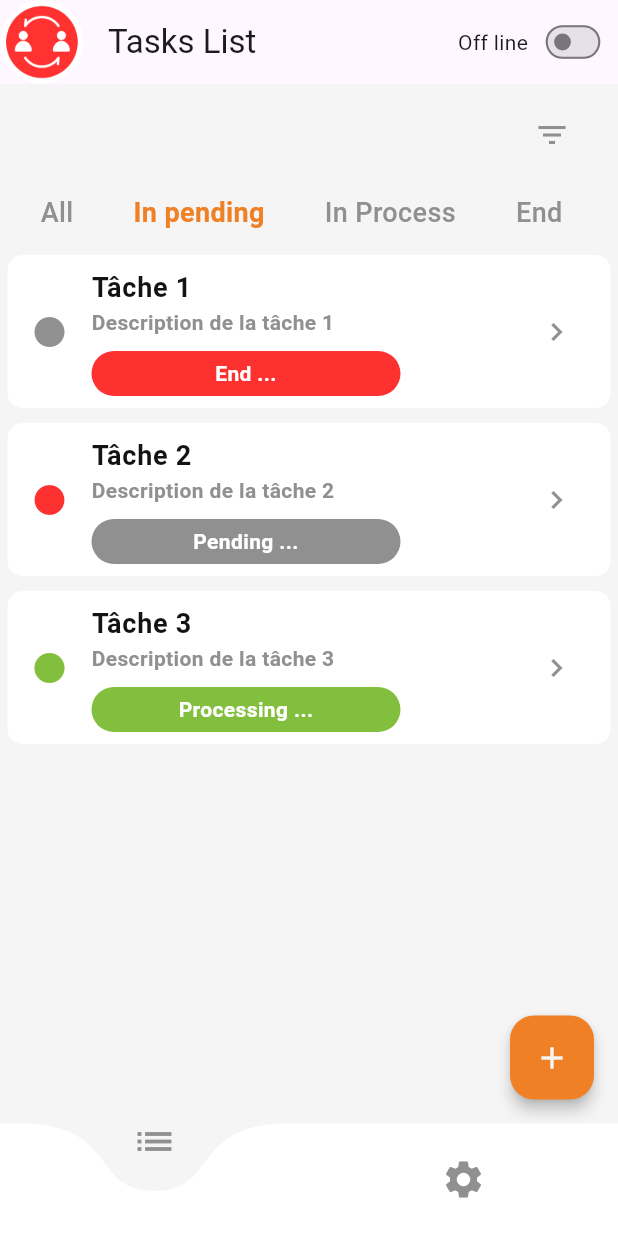
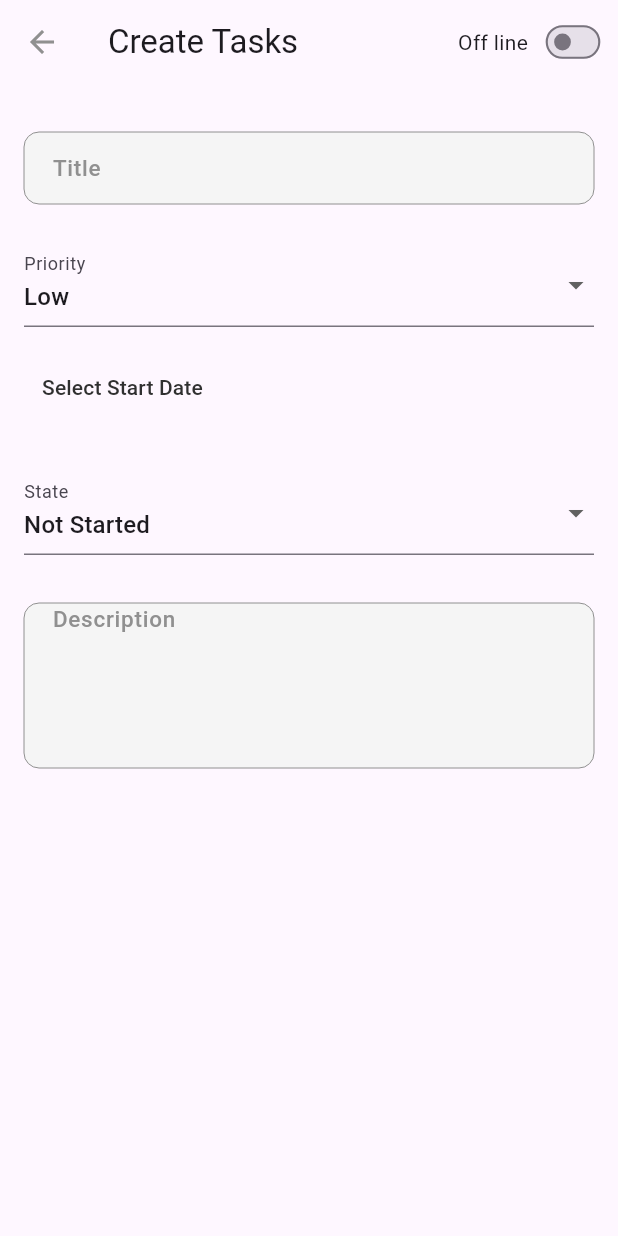
Before and after one commit to betkue/task_manager, a Flutter app: the screen it shows after launch, after a tap on the "add" icon, on a phone screen of 412 x 824 dp. Run offline on Flutter 3.47's test engine with Material 3 defaults, Android fonts, the phone set to English and light mode, and no system bars; drawn by our look-alikes of curved_navigation_bar; our stand-ins replace connectivity_plus, shared_preferences.

Commit message:
create task

```diff
--- /dev/null
+++ b/devtools_options.yaml
@@ -0,0 +1 @@
+extensions:
--- a/lib/src/blocs/task_item.dart
+++ b/lib/src/blocs/task_item.dart
@@ -90,12 +90,12 @@ getColorState(state) {
 getTextState(state) {
   switch (state) {
     case 0:
-      return "Pending ...";
+      return "Not Started";
 
     case 1:
-      return "Processing ...";
+      return "In Progress";
     case 2:
-      return "End ...";
+      return "Completed";
     default:
       return backgroundPage;
   }
--- /dev/null
+++ b/lib/src/blocs/text-input.dart
@@ -0,0 +1,85 @@
+import 'package:flutter/material.dart';
+import 'package:task_manager/src/styles/styles.dart';
+
+class TextInput extends StatefulWidget {
+  final Function(String? value)? onsave;
+  final Function(String?) validator;
+  final String label;
+  final int maxLines;
+  const TextInput(
+      {super.key,
+      required this.onsave,
+      required this.validator,
+      required this.label,
+      this.maxLines = 1});
+
+  @override
+  State<TextInput> createState() => _TextInputState();
+}
+
+class _TextInputState extends State<TextInput> {
+  @override
+  Widget build(BuildContext context) {
+    double height = MediaQuery.of(context).size.height;
+    return Padding(
+      padding: const EdgeInsets.only(bottom: 10),
+      child: TextFormField(
+        cursorColor: blackColor,
+        maxLines: widget.maxLines,
+        keyboardType: TextInputType.text,
+        style: TextStyle(
+          color: blackColor,
+          fontSize: height / 55,
+          fontWeight: FontWeight.w500,
+        ),
+        decoration: textInputDecoration(context).copyWith(
+          hintText: widget.label,
+          contentPadding: const EdgeInsets.only(left: 15),
+          hintStyle: TextStyle(
+            color: !(Theme.of(context).brightness == Brightness.dark)
+                ? gray2Color
+                : grayColor,
+            fontSize: height / 55,
+            fontWeight: FontWeight.w500,
+          ),
+        ),
+        onSaved: (String? value) {
+          widget.onsave!(value);
+        },
+        validator: (String? value) {
+          widget.validator(value);
+        },
+      ),
+    );
+  }
+}
+
+InputDecoration textInputDecoration(context) {
+  return InputDecoration(
+    fillColor: Theme.of(context).brightness == Brightness.dark
+        ? gray2Color
+        : grayColor,
+    filled: true,
+    contentPadding: EdgeInsets.only(bottom: 9, left: 5, right: 5),
+    errorBorder: OutlineInputBorder(
+      borderRadius: BorderRadius.all(Radius.circular(10.0)),
+      borderSide: BorderSide(color: Colors.red, width: 2),
+    ),
+    border: OutlineInputBorder(
+      borderRadius: BorderRadius.all(Radius.circular(10.0)),
+      borderSide: BorderSide(color: Colors.red, width: 2),
+    ),
+    focusedErrorBorder: OutlineInputBorder(
+      borderRadius: BorderRadius.all(Radius.circular(10.0)),
+      borderSide: BorderSide(color: gray2Color, width: 2),
+    ),
+    enabledBorder: OutlineInputBorder(
+      borderRadius: BorderRadius.all(Radius.circular(10.0)),
+      borderSide: BorderSide(color: gray2Color, width: 0),
+    ),
+    focusedBorder: OutlineInputBorder(
+      borderRadius: BorderRadius.all(Radius.circular(10.0)),
+      borderSide: BorderSide(color: gray2Color, width: 0),
+    ),
+  );
+}
--- /dev/null
+++ b/lib/src/pages/create_task.dart
@@ -0,0 +1,244 @@
+import 'package:flutter/material.dart';
+import 'package:task_manager/src/blocs/online_mode.dart';
+import 'package:task_manager/src/blocs/text-input.dart';
+import 'package:task_manager/src/styles/styles.dart';
+
+class CreateTask extends StatefulWidget {
+  final Map<String, dynamic>? task;
+  const CreateTask({super.key, this.task});
+
+  @override
+  State<CreateTask> createState() => _CreateTaskState();
+}
+
+class _CreateTaskState extends State<CreateTask> {
+  final _formKey = GlobalKey<FormState>();
+  String title = '';
+  String description = '';
+  String priority = 'l'; // Par défaut à 'l' pour faible
+  DateTime? expectedBegin; // date pour commencer
+  DateTime? expectedEnd; // date pour finir
+  int state = 0; // 0 pour non commencée, 1 pour en cours, 2 pour terminée
+  double margin = 16;
+  @override
+  Widget build(BuildContext context) {
+    return Scaffold(
+      appBar: AppBar(
+        leading: InkWell(
+          onTap: () {
+            Navigator.pop(context);
+          },
+          child: const Icon(
+            Icons.arrow_back,
+            color: gray2Color,
+          ),
+        ),
+        title: const Text("Create Tasks"),
+        actions: const [OnlineMode()],
+      ),
+      body: Padding(
+        padding: const EdgeInsets.all(16.0),
+        child: Form(
+          key: _formKey,
+          child: Column(
+            mainAxisAlignment: MainAxisAlignment.start,
+            crossAxisAlignment: CrossAxisAlignment.start,
+            children: [
+              SizedBox(
+                height: margin,
+              ),
+              TextInput(
+                  onsave: (value) {
+                    title = value ?? '';
+                  },
+                  validator: (value) {
+                    if (value!.isEmpty) {
+                      return 'Please enter a title.';
+                    }
+                    return null;
+                  },
+                  label: 'Title'),
+
+              SizedBox(
+                height: margin,
+              ),
+
+              DropdownButtonFormField<String>(
+                value: priority,
+                decoration: const InputDecoration(labelText: 'Priority'),
+                items: [
+                  const DropdownMenuItem(value: 'h', child: Text('High')),
+                  const DropdownMenuItem(value: 'm', child: Text('Medium')),
+                  const DropdownMenuItem(value: 'l', child: Text('Low')),
+                ],
+                onChanged: (value) {
+                  setState(() {
+                    priority = value!;
+                  });
+                },
+              ),
+              SizedBox(height: margin),
+              // Sélection de la date de début
+              TextButton(
+                onPressed: () async {
+                  DateTime? picked = await showDatePicker(
+                    context: context,
+                    initialDate: DateTime.now(),
+                    firstDate: DateTime
+                        .now(), // Ne permet pas de choisir une date passée
+                    lastDate: DateTime(2101), // Date maximale
+                  );
+                  if (picked != null) {
+                    TimeOfDay? timePicked = await showTimePicker(
+                      context: context,
+                      initialTime: TimeOfDay.now(),
+                    );
+                    if (timePicked != null) {
+                      setState(() {
+                        expectedBegin = DateTime(
+                          picked.year,
+                          picked.month,
+                          picked.day,
+                          timePicked.hour,
+                          timePicked.minute,
+                        );
+                      });
+                    }
+                  }
+                },
+                child: Text(
+                  expectedBegin == null
+                      ? 'Select Start Date'
+                      : 'Start: ${expectedBegin!.day}-${expectedBegin!.month}-${expectedBegin!.year} ${expectedBegin!.hour}:${expectedBegin!.minute.toString().padLeft(2, '0')}',
+                  style: TextStyle(
+                      color: Theme.of(context).brightness == Brightness.dark
+                          ? LightColors.background
+                          : DarkColors.background),
+                ),
+              ),
+              SizedBox(height: margin),
+              // Sélection de la date de fin
+              expectedBegin == null
+                  ? Container()
+                  : TextButton(
+                      onPressed: () async {
+                        DateTime? picked = await showDatePicker(
+                          context: context,
+                          initialDate: DateTime.now(),
+                          firstDate: DateTime
+                              .now(), // Ne permet pas de choisir une date passée
+                          lastDate: DateTime(2101), // Date maximale
+                        );
+                        if (picked != null) {
+                          TimeOfDay? timePicked = await showTimePicker(
+                            context: context,
+                            initialTime: TimeOfDay.now(),
+                          );
+                          if (timePicked != null) {
+                            setState(() {
+                              expectedEnd = DateTime(
+                                picked.year,
+                                picked.month,
+                                picked.day,
+                                timePicked.hour,
+                                timePicked.minute,
+                              );
+                            });
+                          }
+                        }
+                      },
+                      child: Text(
+                        expectedEnd == null
+                            ? 'Select End Date'
+                            : 'End: ${expectedEnd!.day}-${expectedEnd!.month}-${expectedEnd!.year} ${expectedEnd!.hour}:${expectedEnd!.minute.toString().padLeft(2, '0')}',
+                        style: TextStyle(
+                            color:
+                                Theme.of(context).brightness == Brightness.dark
+                                    ? LightColors.background
+                                    : DarkColors.background),
+                      ),
+                    ),
+              SizedBox(height: margin),
+              DropdownButtonFormField<int>(
+                value: state,
+                decoration: const InputDecoration(labelText: 'State'),
+                items: [
+                  const DropdownMenuItem(value: 0, child: Text('Not Started')),
+                  const DropdownMenuItem(value: 1, child: Text('In Progress')),
+                  const DropdownMenuItem(value: 2, child: Text('Completed')),
+                ],
+                onChanged: (value) {
+                  setState(() {
+                    state = value!;
+                  });
+                },
+              ),
+              SizedBox(height: 2 * margin),
+
+              TextInput(
+                  maxLines: 5,
+                  onsave: (value) {
+                    description = value ?? '';
+                  },
+                  validator: (value) {
+                    if (value!.isEmpty) {
+                      return 'Please enter a description.';
+                    }
+                    return null;
+                  },
+                  label: 'Description'),
+
+              (title.isEmpty && expectedBegin == null && expectedEnd == null)
+                  ? Container()
+                  : InkWell(
+                      onTap: () {
+                        if (_formKey.currentState!.validate()) {
+                          _formKey.currentState!.save();
+                          // creation
+                          // Navigator.pop(context, {
+                          //   'title': title,
+                          //   'description': description,
+                          //   'priority': priority,
+                          //   'expectedBegin': expectedBegin,
+                          //   'expectedEnd': expectedEnd,
+                          //   'state': state,
+                          // });
+                        }
+                      },
+                      child: Center(
+                        child: Container(
+                          height: 50,
+                          width: MediaQuery.of(context).size.width / 2,
+                          margin: EdgeInsets.symmetric(
+                              horizontal: 50, vertical: 30),
+                          padding:
+                              EdgeInsets.symmetric(horizontal: 10, vertical: 4),
+                          decoration: BoxDecoration(
+                              color: Theme.of(context).brightness ==
+                                      Brightness.dark
+                                  ? LightColors.background
+                                  : DarkColors.background,
+                              borderRadius: BorderRadius.circular(20)),
+                          child: Center(
+                            child: Text(
+                              'Create Task',
+                              textAlign: TextAlign.center,
+                              style: TextStyle(
+                                  fontWeight: FontWeight.bold,
+                                  fontSize: 19,
+                                  color: Theme.of(context).brightness ==
+                                          Brightness.dark
+                                      ? DarkColors.background
+                                      : LightColors.background),
+                            ),
+                          ),
+                        ),
+                      ),
+                    ),
+            ],
+          ),
+        ),
+      ),
+    );
+  }
+}
--- a/lib/src/pages/task.dart
+++ b/lib/src/pages/task.dart
@@ -2,6 +2,7 @@ import 'package:flutter/material.dart';
 import 'package:provider/provider.dart';
 import 'package:task_manager/src/blocs/online_mode.dart';
 import 'package:task_manager/src/blocs/task_lister.dart';
+import 'package:task_manager/src/pages/create_task.dart';
 import 'package:task_manager/src/styles/styles.dart';
 import 'package:task_manager/src/utils/sercive_provider.dart';
 
@@ -28,7 +29,10 @@ class _TaskState extends State<Task> {
     double width = MediaQuery.of(context).size.width;
     return Scaffold(
       floatingActionButton: FloatingActionButton(
-        onPressed: () {},
+        onPressed: () {
+          Navigator.push(context,
+              MaterialPageRoute(builder: (context) => const CreateTask()));
+        },
         elevation: 4,
         backgroundColor: orangeColor,
         child: Icon(
@@ -68,6 +72,10 @@ class _TaskState extends State<Task> {
                     itemBuilder: (BuildContext context) =>
                         <PopupMenuEntry<String>>[
                       const PopupMenuItem<String>(
+                        value: null,
+                        child: Text('All'),
+                      ),
+                      const PopupMenuItem<String>(
                         value: 'l',
                         child: Text('Low'),
                       ),
@@ -92,35 +100,39 @@ class _TaskState extends State<Task> {
                     onTap: () {
                       change(null);
                     },
-                    child: title("All", width, height,
-                        stateTask == null,context),
+                    child:
+                        title("All", width, height, stateTask == null, context),
                   ),
                   GestureDetector(
                     onTap: () {
                       change(0);
                     },
                     child: title(
-                        "In pending", width, height, stateTask == 0, context),
+                        "Not Started", width, height, stateTask == 0, context),
                   ),
                   GestureDetector(
                     onTap: () {
                       change(1);
                     },
                     child: title(
-                        "In Process", width, height, stateTask == 1, context),
+                        "In Progress", width, height, stateTask == 1, context),
                   ),
                   GestureDetector(
                     onTap: () {
                       change(2);
                     },
-                    child: title("End", width, height, stateTask == 2, context),
+                    child: title(
+                        "Completed", width, height, stateTask == 2, context),
                   ),
                 ],
               ),
             ),
-            SizedBox(height: 5,),
+            SizedBox(
+              height: 5,
+            ),
             Expanded(
-                child: TaskLister(priority: selectedPriority, state: stateTask))
+                child: TaskLister(
+                    priority: selectedPriority, state: stateTask)) //content
           ],
         ),
       ),
@@ -132,7 +144,7 @@ class _TaskState extends State<Task> {
 Widget title(
     String title, double width, double height, bool isActive, context) {
   return Container(
-    margin: EdgeInsets.only(right: 10),
+    margin: EdgeInsets.only(right: 4),
     child: Material(
       borderRadius: BorderRadius.circular(5),
       clipBehavior: Clip.hardEdge,
@@ -147,7 +159,7 @@ Widget title(
             textAlign: TextAlign.left,
             style: TextStyle(
               color: !isActive ? gray2Color : orangeColor,
-              fontSize: 18,
+              fontSize: 15,
               fontWeight: isActive ? FontWeight.bold : FontWeight.w500,
             ),
           ),
```
